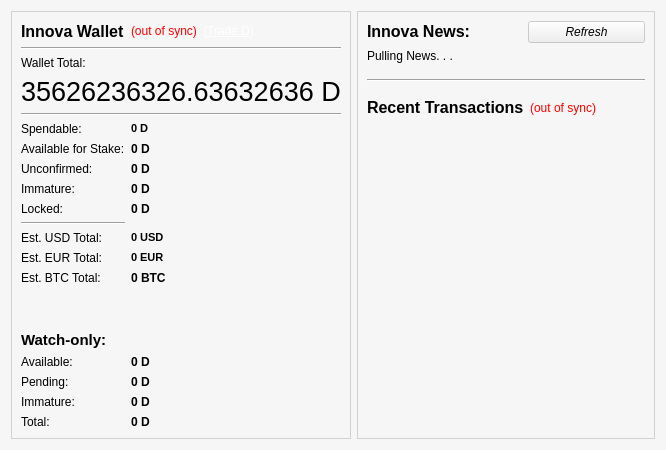
Above: src/qt/forms/overviewpage.ui from innova-foundation/innova before the change. Below: the same form after it.
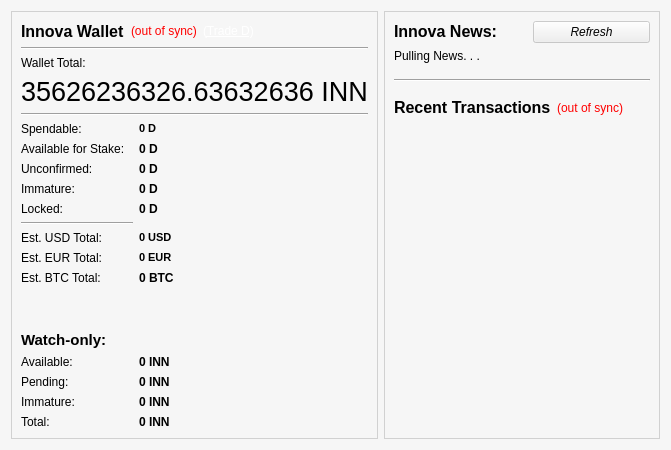
That is the form after the change. Icons and pictures are not drawn.

Patch:
```diff
--- a/src/qt/forms/overviewpage.ui
+++ b/src/qt/forms/overviewpage.ui
@@ -252,7 +252,7 @@
              <string>Current total balance in watch-only addresses</string>
             </property>
             <property name="text">
-             <string notr="true">0 D</string>
+             <string notr="true">0 INN</string>
             </property>
             <property name="alignment">
              <set>Qt::AlignLeading|Qt::AlignLeft|Qt::AlignVCenter</set>
@@ -277,7 +277,7 @@
              <string>Your current balance in watch-only addresses</string>
             </property>
             <property name="text">
-             <string notr="true">0 D</string>
+             <string notr="true">0 INN</string>
             </property>
             <property name="alignment">
              <set>Qt::AlignLeading|Qt::AlignLeft|Qt::AlignVCenter</set>
@@ -316,7 +316,7 @@
              <string>Mined balance in watch-only addresses that has not yet matured</string>
             </property>
             <property name="text">
-             <string notr="true">0 D</string>
+             <string notr="true">0 INN</string>
             </property>
             <property name="alignment">
              <set>Qt::AlignLeading|Qt::AlignLeft|Qt::AlignVCenter</set>
@@ -394,7 +394,7 @@
              <string>Unconfirmed transactions to watch-only addresses</string>
             </property>
             <property name="text">
-             <string notr="true">0 D</string>
+             <string notr="true">0 INN</string>
             </property>
             <property name="alignment">
              <set>Qt::AlignLeading|Qt::AlignLeft|Qt::AlignVCenter</set>
@@ -542,7 +542,7 @@
            <string>Your current total balance</string>
           </property>
           <property name="text">
-           <string notr="true">35626236326.63632636 D</string>
+           <string notr="true">35626236326.63632636 INN</string>
           </property>
           <property name="textInteractionFlags">
            <set>Qt::LinksAccessibleByMouse|Qt::TextSelectableByKeyboard|Qt::TextSelectableByMouse</set>
```
